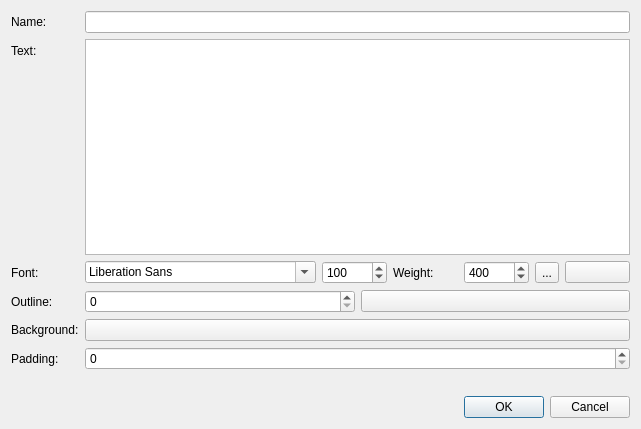
Old version of the form src/ui/qtextclip_ui.ui in the repository KDE/kdenlive.
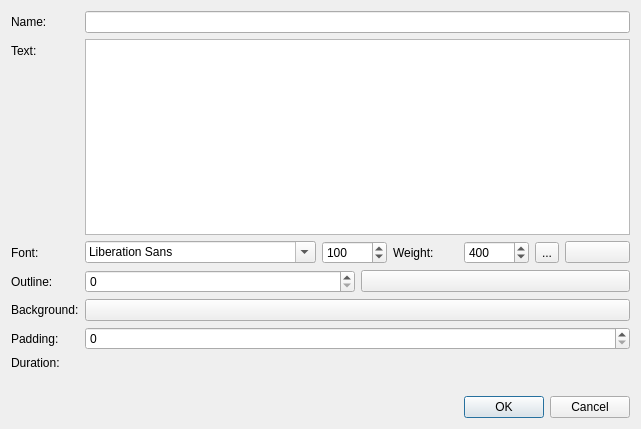
New version of the form. Icons and pictures are not drawn. Custom widgets are drawn as their Qt base class.

Commit message: Use TimecodeDisplay in *.ui files where possible

```diff
--- a/src/ui/qtextclip_ui.ui
+++ b/src/ui/qtextclip_ui.ui
@@ -145,7 +145,7 @@
           </sizepolicy>
          </property>
          <property name="autoDefault">
-          <bool>true</bool>
+          <bool>false</bool>
          </property>
          <property name="alphaChannelEnabled">
           <bool>true</bool>
@@ -188,6 +188,16 @@
        </property>
       </widget>
      </item>
+     <item row="6" column="0">
+      <widget class="QLabel" name="label_duration">
+       <property name="text">
+        <string>Duration:</string>
+       </property>
+      </widget>
+     </item>
+     <item row="6" column="1">
+      <widget class="TimecodeDisplay" name="duration"/>
+     </item>
     </layout>
    </item>
    <item>
@@ -203,6 +213,11 @@
   </layout>
  </widget>
  <customwidgets>
+  <customwidget>
+   <class>TimecodeDisplay</class>
+   <extends>QWidget</extends>
+   <header>widgets/timecodedisplay.h</header>
+  </customwidget>
   <customwidget>
    <class>KColorButton</class>
    <extends>QPushButton</extends>
```
Left out of the diff: 12 changed lines with no effect on the pictures. The commit also changes 24 other files.
